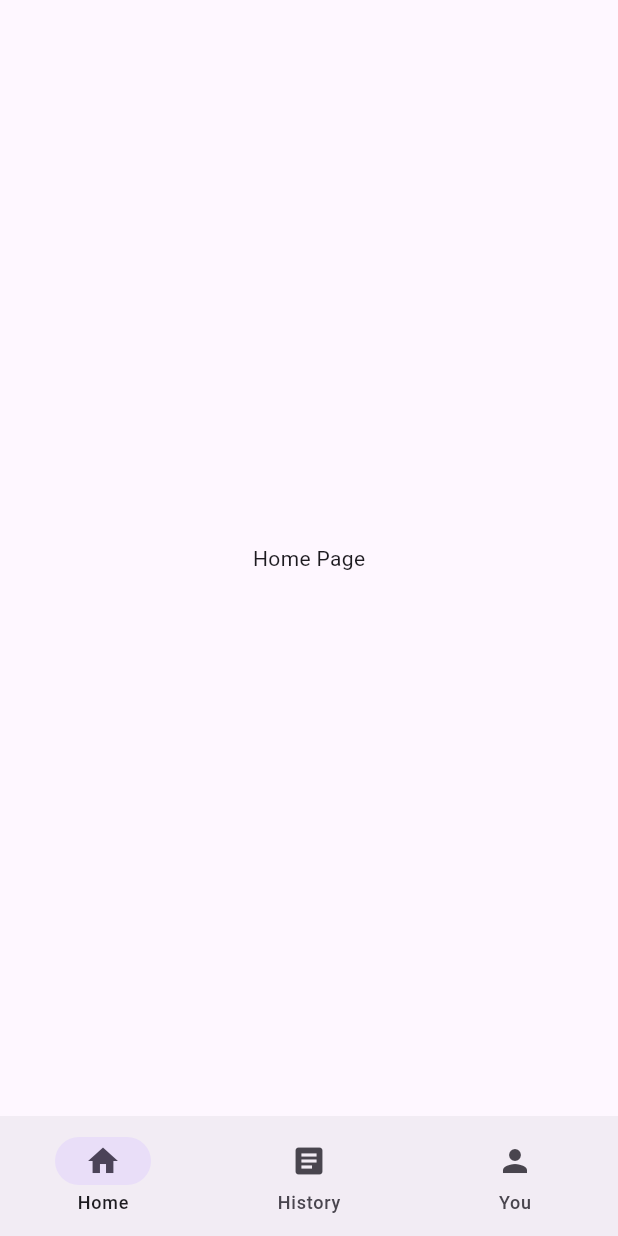
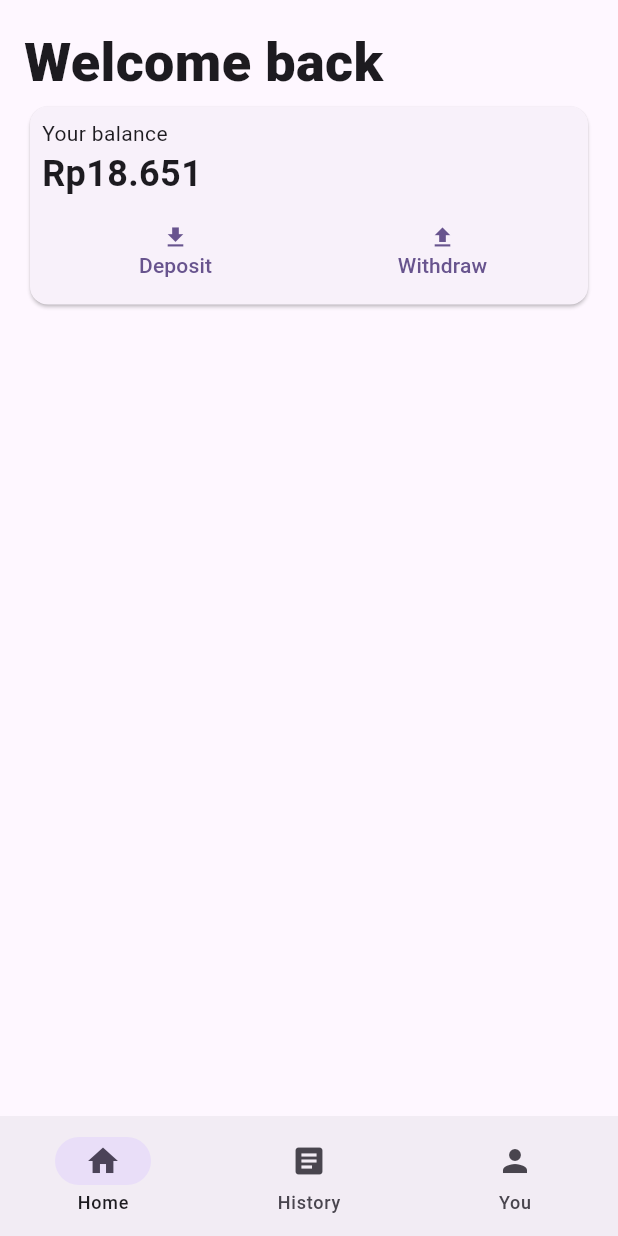
Before and after one commit to Waoweens/Cashalog, a Flutter app: the screen it shows after launch, on a phone screen of 412 x 824 dp. Run offline on Flutter 3.47's test engine with Material 2 defaults, Android fonts, the phone set to English and light mode, and no system bars.

Commit message:
Add balance card to home page

```diff
--- a/lib/app/home.dart
+++ b/lib/app/home.dart
@@ -1,3 +1,4 @@
+import 'package:cashalog/components/balance_card.dart';
 import 'package:flutter/material.dart';
 
 class HomePage extends StatefulWidget {
@@ -8,10 +9,40 @@ class HomePage extends StatefulWidget {
 }
 
 class _HomePageState extends State<HomePage> {
+  int balance = 18651;
+
+  void deposit() {
+    debugPrint('Deposit');
+    setState(() {
+      balance++;
+    });
+  }
+
+  void withdraw() {
+    debugPrint('Withdraw');
+    setState(() {
+      balance--;
+    });
+  }
+
   @override
   Widget build(BuildContext context) {
-    return Center(
-      child: Text('Home Page'),
+    return Padding(
+      padding: const EdgeInsets.all(16.0),
+      child: Column(
+        crossAxisAlignment: CrossAxisAlignment.start,
+        children: <Widget>[
+          const Text(
+            'Welcome back',
+            style: TextStyle(fontSize: 36.0, fontWeight: FontWeight.w900),
+          ),
+          BalanceCard(
+            balance: balance,
+            deposit: deposit,
+            withdraw: withdraw,
+          )
+        ],
+      ),
     );
   }
 }
```
